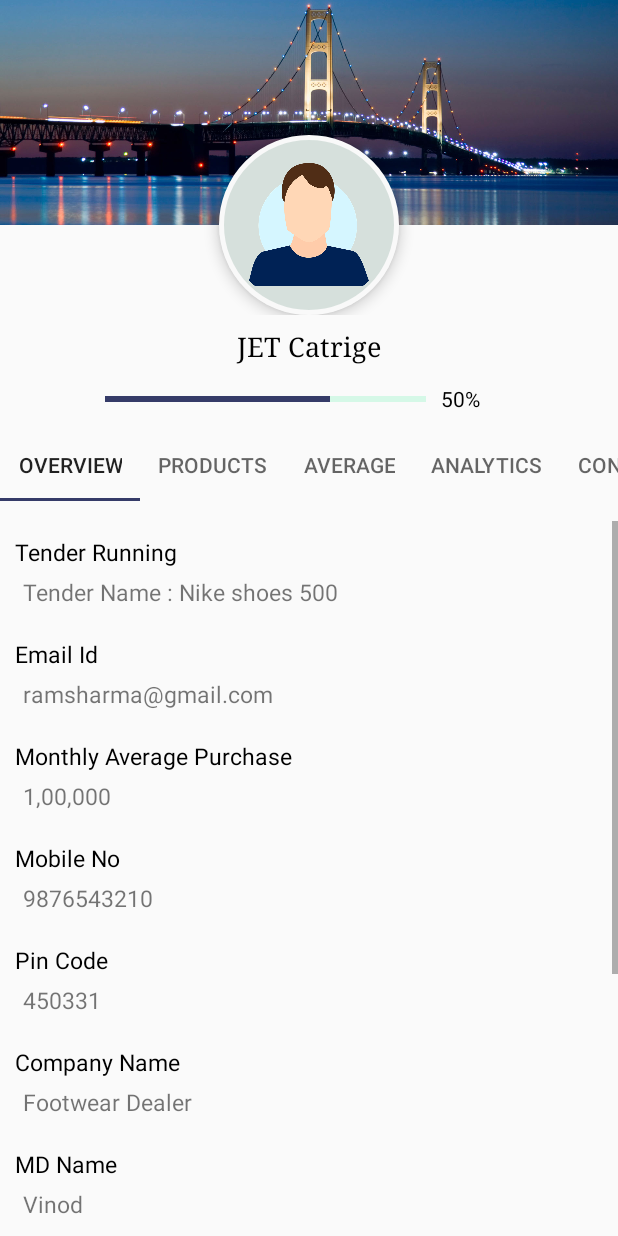
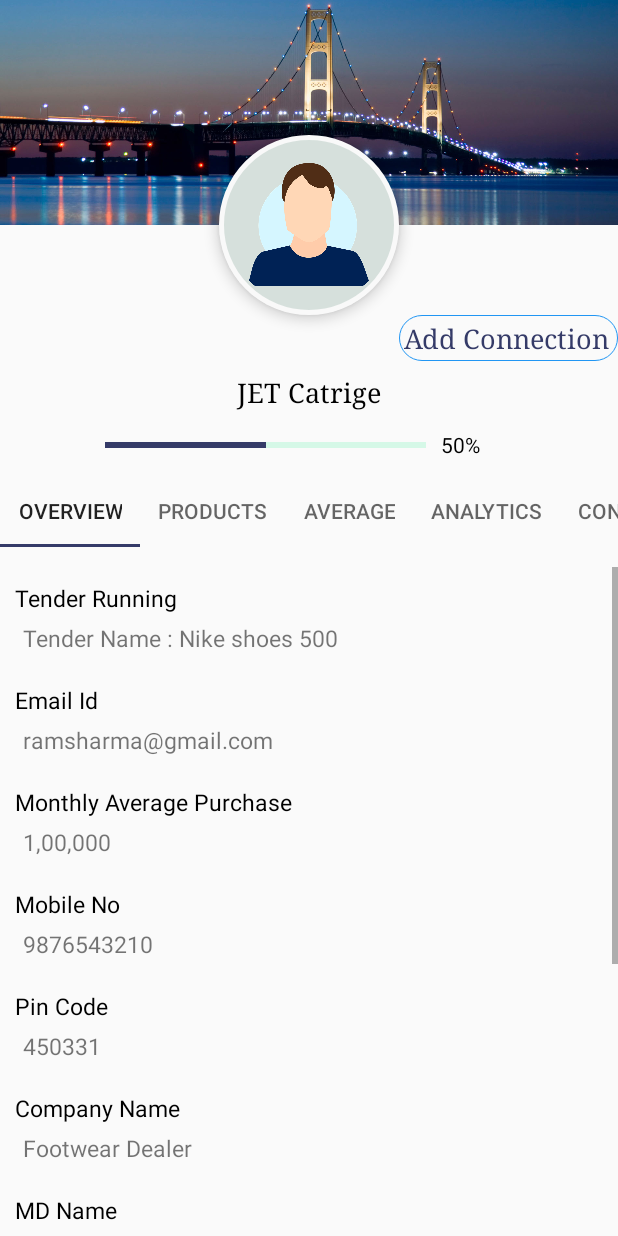
Before and after one commit to ssheetalshah/DGFABApp1, an Android app: the screen it shows after launch (ProfileActivity), item 4 of the bottom bar chosen, on a phone screen of 412 x 824 dp. Run offline under Robolectric (Android 15) with nearby library versions, the phone set to English and light mode, and no system bars; libraries missing offline, so code that uses them is left out: me.relex.circleindicator; 6 statements that could not run were skipped.

Commit message:
by rrrrr

```diff
--- a/app/src/main/res/layout/activity_profile.xml
+++ b/app/src/main/res/layout/activity_profile.xml
@@ -9,9 +9,9 @@
 
 
     <LinearLayout
-    android:orientation="vertical"
-    android:layout_width="match_parent"
-    android:layout_height="wrap_content">
+        android:orientation="vertical"
+        android:layout_width="match_parent"
+        android:layout_height="wrap_content">
 
 
         <RelativeLayout
@@ -37,6 +37,20 @@
                 android:padding="20dp"
                 android:scaleType="centerCrop"
                 android:src="@drawable/prof" />
+
+
+            <TextView
+                android:layout_width="match_parent"
+                android:layout_height="wrap_content"
+                android:layout_toRightOf="@id/user_profile_photo"
+                android:padding="3dp"
+                android:background="@drawable/bt_bg"
+                android:layout_below="@id/user_profile_photo"
+                android:text="Add Connection"
+                android:textColor="@color/colorPrimary"
+                android:textSize="18dp"
+                android:typeface="serif" />
+
 
         </RelativeLayout>
 
@@ -76,7 +90,7 @@
                     android:layout_marginRight="10dp"
                     app:layout_constraintEnd_toEndOf="parent"
                     app:layout_constraintStart_toStartOf="parent"
-                    android:progress="70" />
+                    android:progress="50" />
 
                 <TextView
                     android:text="50%"
@@ -86,7 +100,7 @@
                     android:layout_height="wrap_content" />
             </LinearLayout>
 
-    </LinearLayout>
+        </LinearLayout>
 
         <RelativeLayout
             android:id="@+id/main_layout"
```
